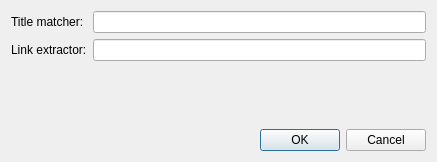
0xd34df00d/leechcraft, file src/plugins/aggregator/singleregexp.ui: the form before one commit.
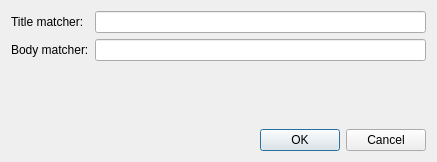
The form after the commit.

What changed in the file:
```diff
--- a/src/plugins/aggregator/singleregexp.ui
+++ b/src/plugins/aggregator/singleregexp.ui
@@ -28,7 +28,7 @@
      <item row="1" column="0" >
       <widget class="QLabel" name="label_2" >
        <property name="text" >
-        <string>Link extractor:</string>
+        <string>Body matcher:</string>
        </property>
       </widget>
      </item>
```
